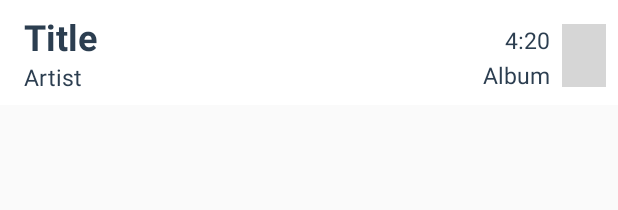
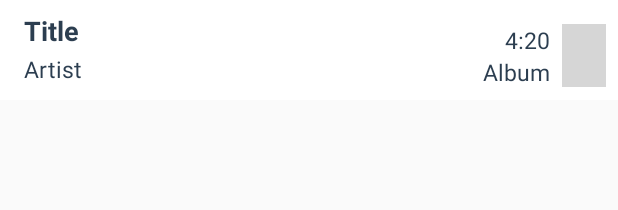
Before and after one commit to TeamAmplifire/AmpliPlay, an Android app: the layout list.xml on its own in the app's theme, with its tools: preview values and no code run, on a phone screen of 412 x 824 dp. Shown: the top 210 px of the screen. Run offline under Robolectric (Android 15) with nearby library versions, the phone set to English and light mode, and no system bars; grey boxes are pictures that could not be loaded.

Commit message:
Decreased "Title" font size. Added color scheme. TODO: Scroll animation for long names.

```diff
--- a/app/src/main/AndroidManifest.xml
+++ b/app/src/main/AndroidManifest.xml
@@ -11,7 +11,8 @@
         android:roundIcon="@mipmap/ic_launcher_round"
         android:supportsRtl="true"
         android:theme="@style/AppTheme">
-        <activity android:name=".MainActivity">
+        <activity android:name=".MainActivity"
+            android:theme="@style/AmpliFire_Light">
             <intent-filter>
                 <action android:name="android.intent.action.MAIN" />
 
--- a/app/src/main/res/layout/list.xml
+++ b/app/src/main/res/layout/list.xml
@@ -39,14 +39,14 @@
             android:layout_marginStart="16dp"
             android:layout_marginTop="8dp"
             android:layout_weight="1"
+            android:ellipsize="end"
+            android:maxLength="20"
+            android:maxLines="1"
             android:text="Title"
+
             android:textColor="@color/textColor"
-            android:textSize="24sp"
+            android:textSize="18sp"
             android:textStyle="bold"
-
-            android:maxLines="1"
-            android:maxLength="20"
-            android:ellipsize="end"
 
             app:layout_constraintStart_toStartOf="parent"
             app:layout_constraintTop_toTopOf="parent" />
--- a/app/src/main/res/values/colors.xml
+++ b/app/src/main/res/values/colors.xml
@@ -1,7 +1,7 @@
 <?xml version="1.0" encoding="utf-8"?>
 <resources>
-    <color name="colorPrimary">#3F51B5</color>
-    <color name="colorPrimaryDark">#303F9F</color>
-    <color name="colorAccent">#FF4081</color>
+    <color name="colorPrimary">#ed4c67</color>
+    <color name="colorPrimaryDark">#b53471</color>
+    <color name="colorAccent">#e55039</color>
     <color name="textColor">#2c3e50</color>
 </resources>
--- a/app/src/main/res/values/styles.xml
+++ b/app/src/main/res/values/styles.xml
@@ -1,11 +1,19 @@
 <resources>
 
     <!-- Base application theme. -->
-    <style name="AppTheme" parent="Theme.AppCompat.Light.NoActionBar">
+    <style name="AppTheme" parent="Theme.AppCompat.DayNight.NoActionBar">
         <!-- Customize your theme here. -->
         <item name="colorPrimary">@color/colorPrimary</item>
         <item name="colorPrimaryDark">@color/colorPrimaryDark</item>
         <item name="colorAccent">@color/colorAccent</item>
     </style>
 
+    <style name="AmpliFire_Light" parent="AppTheme" />
+
+    <style name="AmplifFire_Light" parent="AppTheme" />
+
+    <style name="Theme.AppTheme.DayNight.NoActionBar" parent="Theme.AppCompat.DayNight.NoActionBar" />
+
+    <style name="AmplifFire" parent="Theme.AppCompat.Light.NoActionBar" />
+
 </resources>
```
